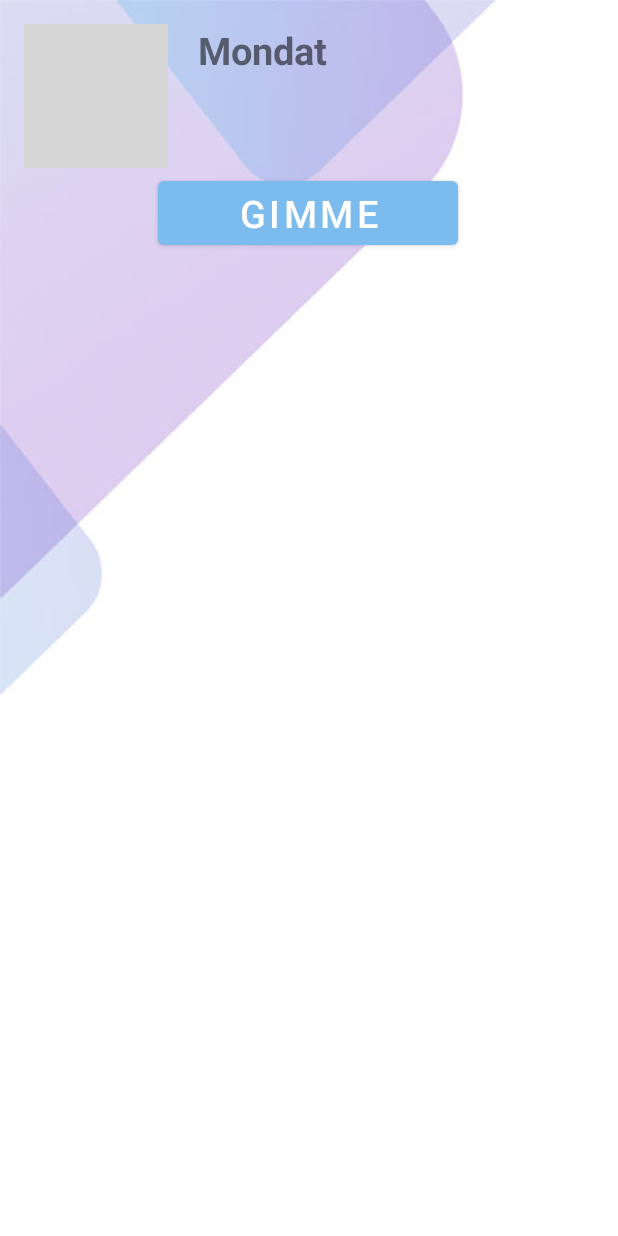
After one commit to nbence94/Vocabulary, an Android app: the ExerciseActivity screen opened directly, with no data from a screen before it, on a phone screen of 412 x 824 dp. The commit adds this screen. Run offline under Robolectric (Android 15) with nearby library versions, the phone set to English and light mode, and no system bars; grey boxes are pictures that could not be loaded.

Commit message:
Szótár alkalmazás 1.1.0 - Gomb animáció - Mondat készítés

```diff
--- a/app/src/main/AndroidManifest.xml
+++ b/app/src/main/AndroidManifest.xml
@@ -9,6 +9,9 @@
         android:roundIcon="@mipmap/ic_launcher_round"
         android:supportsRtl="true"
         android:theme="@style/Theme.Vocabulary">
+        <activity
+            android:name=".sites.ExerciseActivity"
+            android:exported="false" />
         <activity
             android:name=".sites.QuizActivity"
             android:exported="false" />
--- a/app/src/main/java/se/app/vocabulary/controller/Controller.java
+++ b/app/src/main/java/se/app/vocabulary/controller/Service.java
@@ -13,13 +13,13 @@ import se.app.vocabulary.model.Connection;
 import se.app.vocabulary.model.Vocabulary;
 import se.app.vocabulary.model.Words;
 
-public class Controller {
+public class Service {
 
     private final String LOG_TITLE = "Controller";
     Context context;
     DatabaseHelper dh;
 
-    public Controller(Context context) {
+    public Service(Context context) {
         this.context = context;
         dh = new DatabaseHelper(context);
     }
--- /dev/null
+++ b/app/src/main/java/se/app/vocabulary/sites/ExerciseActivity.java
@@ -0,0 +1,91 @@
+package se.app.vocabulary.sites;
+
+import androidx.appcompat.app.AppCompatActivity;
+import androidx.recyclerview.widget.LinearLayoutManager;
+import androidx.recyclerview.widget.RecyclerView;
+
+import android.content.Intent;
+import android.os.Bundle;
+import android.util.Log;
+import android.widget.Button;
+import android.widget.ImageView;
+import android.widget.TextView;
+
+import java.util.ArrayList;
+import java.util.Random;
+
+import se.app.vocabulary.MainActivity;
+import se.app.vocabulary.R;
+import se.app.vocabulary.adapters.ExerciseAdapter;
+import se.app.vocabulary.adapters.WordsAdapter;
+import se.app.vocabulary.controller.Service;
+import se.app.vocabulary.model.Words;
+
+public class ExerciseActivity extends AppCompatActivity {
+
+    private final String LOG_TITLE = "ExerciseActivity";
+
+    Service service = new Service(this);
+    ArrayList<Words> wordList = new ArrayList<>();
+    ArrayList<Words> chosenWords;
+    int vocabularyId;
+
+    //GUI
+    TextView title;
+    ImageView backBtn;
+    Button generate;
+    RecyclerView recyclerView;
+
+    ExerciseAdapter adapter;
+
+    @Override
+    protected void onCreate(Bundle savedInstanceState) {
+        super.onCreate(savedInstanceState);
+        setContentView(R.layout.activity_exercise);
+
+        title = findViewById(R.id.exercise_title_gui);
+        backBtn = findViewById(R.id.exercise_back_btn_gui);
+        generate = findViewById(R.id.generate_words_gui);
+        recyclerView = findViewById(R.id.exercise_recycler_gui);
+
+        getIntentData();
+
+        backBtn.setOnClickListener(v -> {
+            Intent main = new Intent(this, MainActivity.class);
+            finish();
+            startActivity(main);
+            Log.i(LOG_TITLE, "Back to the Main Screen");
+        });
+
+        generate.setOnClickListener(v -> {
+            chosenWords = new ArrayList<>();
+            Random rnd = new Random();
+            int randomId;
+            for(int i = 0; i < 5; i++) {
+                randomId = rnd.nextInt(wordList.size() - 1) + 1;
+                while(chosenWords.contains(wordList.get(randomId))) randomId = rnd.nextInt(wordList.size() - 1) + 1;
+                chosenWords.add(wordList.get(randomId));
+            }
+            showWords();
+        });
+    }
+
+    private void getIntentData() {
+        if(getIntent().hasExtra("id")) {
+            vocabularyId = getIntent().getIntExtra("id", -1);
+            title.setText(getIntent().getStringExtra("name"));
+            Log.i(LOG_TITLE, "VOCABULARY-ID: " + vocabularyId);
+            wordList = service.getWords(vocabularyId);
+        } else {
+            title.setText(getString(R.string.exercise_title));
+            wordList = service.getWords();
+        }
+    }
+
+    private void showWords() {
+        adapter = new ExerciseAdapter(this, chosenWords);
+        recyclerView.setAdapter(adapter);
+        recyclerView.setLayoutManager(new LinearLayoutManager(this));
+    }
+
+}
--- /dev/null
+++ b/app/src/main/res/layout/activity_exercise.xml
@@ -0,0 +1,57 @@
+<?xml version="1.0" encoding="utf-8"?>
+<androidx.constraintlayout.widget.ConstraintLayout xmlns:android="http://schemas.android.com/apk/res/android"
+    xmlns:app="http://schemas.android.com/apk/res-auto"
+    xmlns:tools="http://schemas.android.com/tools"
+    android:layout_width="match_parent"
+    android:layout_height="match_parent"
+    tools:context=".sites.ExerciseActivity"
+    android:background="@drawable/bg1" >
+
+    <ImageView
+        android:id="@+id/exercise_back_btn_gui"
+        android:layout_width="wrap_content"
+        android:layout_height="wrap_content"
+        android:layout_marginStart="16dp"
+        android:layout_marginTop="16dp"
+        app:layout_constraintStart_toStartOf="parent"
+        app:layout_constraintTop_toTopOf="parent"
+        app:srcCompat="@drawable/left_icon" />
+
+    <androidx.recyclerview.widget.RecyclerView
+        android:id="@+id/exercise_recycler_gui"
+        android:layout_width="match_parent"
+        android:layout_height="430dp"
+        android:layout_marginLeft="20dp"
+        android:layout_marginTop="40dp"
+        android:layout_marginRight="20dp"
+        app:layout_constraintEnd_toEndOf="parent"
+        app:layout_constraintHorizontal_bias="0.4"
+        app:layout_constraintStart_toStartOf="parent"
+        app:layout_constraintTop_toBottomOf="@+id/generate_words_gui" />
+
+    <TextView
+        android:id="@+id/exercise_title_gui"
+        android:layout_width="wrap_content"
+        android:layout_height="wrap_content"
+        android:layout_marginTop="16dp"
+        android:text="@string/quiz_title"
+        android:textSize="25sp"
+        android:textStyle="bold"
+        app:layout_constraintEnd_toEndOf="parent"
+        app:layout_constraintHorizontal_bias="0.094"
+        app:layout_constraintStart_toEndOf="@+id/exercise_back_btn_gui"
+        app:layout_constraintTop_toTopOf="parent" />
+
+    <Button
+        android:id="@+id/generate_words_gui"
+        android:layout_width="200dp"
+        android:layout_height="wrap_content"
+        android:layout_marginTop="64dp"
+        android:text="GIMME"
+        android:textSize="25sp"
+        app:layout_constraintEnd_toEndOf="parent"
+        app:layout_constraintHorizontal_bias="0.497"
+        app:layout_constraintStart_toStartOf="parent"
+        app:layout_constraintTop_toBottomOf="@+id/exercise_title_gui" />
+
+</androidx.constraintlayout.widget.ConstraintLayout>
--- a/app/src/main/res/values/strings.xml
+++ b/app/src/main/res/values/strings.xml
@@ -13,4 +13,8 @@
     <string name="button_title">IGEN</string>
     <string name="stat_title">-/-</string>
 
+    <!-- Exercise intent -->
+    <string name="exercise_title">Mondat</string>
+
+
 </resources>
```
Also changed, not shown: app/src/main/java/se/app/vocabulary/MainActivity.java (+67 -15 lines), app/src/main/java/se/app/vocabulary/adapters/ExerciseAdapter.java (added, +68 -0 lines), app/src/main/java/se/app/vocabulary/adapters/VocabularyAdapter.java (+4 -6 lines), app/src/main/java/se/app/vocabulary/sites/QuizActivity.java (+4 -5 lines), app/src/main/java/se/app/vocabulary/sites/VocabularyActivity.java (+12 -10 lines), app/src/main/res/anim/close.xml (added, +12 -0 lines), app/src/main/res/anim/from_bottom.xml (added, +21 -0 lines), app/src/main/res/anim/open.xml (added, +12 -0 lines), app/src/main/res/anim/to_bottom.xml (added, +21 -0 lines), app/src/main/res/drawable/menu_icon.xml (added, +11 -0 lines), app/src/main/res/drawable/pencil_icon.xml (added, +13 -0 lines), app/src/main/res/layout/activity_main.xml (+42 -15 lines).
